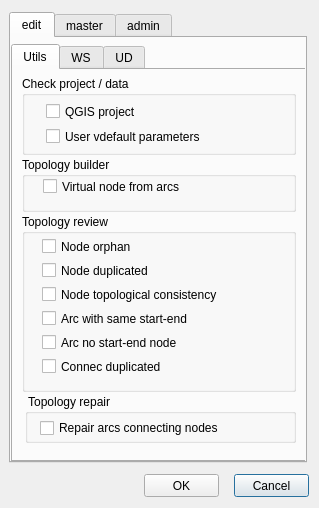
Old version of the form ui/toolbox.ui in the repository Giswater/giswater_qgis_plugin.
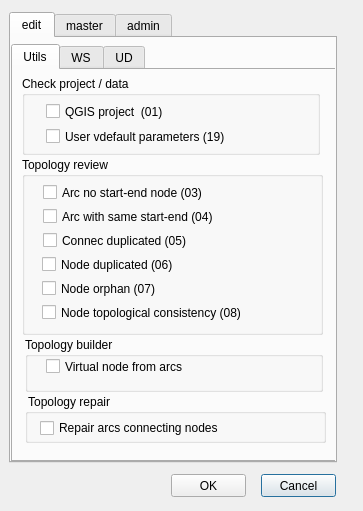
New version of the form. The open tabs and pages were chosen to show the change.

Commit message: Update toolbox form

What changed in the file:
```diff
--- a/ui/toolbox.ui
+++ b/ui/toolbox.ui
@@ -6,8 +6,8 @@
    <rect>
     <x>0</x>
     <y>0</y>
-    <width>319</width>
-    <height>508</height>
+    <width>363</width>
+    <height>511</height>
    </rect>
   </property>
   <property name="windowTitle">
@@ -18,7 +18,7 @@
     <rect>
      <x>9</x>
      <y>12</y>
-     <width>298</width>
+     <width>328</width>
      <height>451</height>
     </rect>
    </property>
@@ -34,7 +34,7 @@
       <rect>
        <x>0</x>
        <y>6</y>
-       <width>298</width>
+       <width>325</width>
        <height>418</height>
       </rect>
      </property>
@@ -45,38 +45,12 @@
       <attribute name="title">
        <string>Utils</string>
       </attribute>
-      <widget class="QGroupBox" name="groupBox_7">
-       <property name="geometry">
-        <rect>
-         <x>9</x>
-         <y>87</y>
-         <width>274</width>
-         <height>55</height>
-        </rect>
-       </property>
-       <property name="title">
-        <string>Topology builder</string>
-       </property>
-       <widget class="QCheckBox" name="check_create_nodes_from_arcs">
-        <property name="geometry">
-         <rect>
-          <x>21</x>
-          <y>21</y>
-          <width>205</width>
-          <height>17</height>
-         </rect>
-        </property>
-        <property name="text">
-         <string>Virtual node from arcs</string>
-        </property>
-       </widget>
-      </widget>
       <widget class="QGroupBox" name="groupBox_5">
        <property name="geometry">
         <rect>
          <x>9</x>
-         <y>144</y>
-         <width>274</width>
+         <y>87</y>
+         <width>301</width>
          <height>178</height>
         </rect>
        </property>
@@ -87,78 +61,78 @@
         <property name="geometry">
          <rect>
           <x>20</x>
-          <y>48</y>
+          <y>99</y>
           <width>183</width>
           <height>17</height>
          </rect>
         </property>
         <property name="text">
-         <string>Node duplicated</string>
-        </property>
-       </widget>
-       <widget class="QCheckBox" name="check_arc_same_start_end">
-        <property name="geometry">
-         <rect>
-          <x>20</x>
-          <y>96</y>
-          <width>211</width>
-          <height>17</height>
-         </rect>
-        </property>
-        <property name="text">
-         <string>Arc with same start-end</string>
+         <string>Node duplicated (06)</string>
         </property>
        </widget>
        <widget class="QCheckBox" name="check_node_orphan">
         <property name="geometry">
          <rect>
           <x>20</x>
-          <y>24</y>
+          <y>123</y>
           <width>211</width>
           <height>17</height>
          </rect>
         </property>
         <property name="text">
-         <string>Node orphan</string>
+         <string>Node orphan (07)</string>
         </property>
        </widget>
        <widget class="QCheckBox" name="check_arcs_without_nodes_start_end">
         <property name="geometry">
          <rect>
           <x>20</x>
-          <y>120</y>
-          <width>171</width>
+          <y>147</y>
+          <width>229</width>
           <height>17</height>
          </rect>
         </property>
         <property name="text">
-         <string>Arc no start-end node</string>
+         <string>Node topological consistency (08)</string>
         </property>
        </widget>
        <widget class="QCheckBox" name="check_connec_duplicated">
         <property name="geometry">
          <rect>
-          <x>20</x>
-          <y>144</y>
+          <x>21</x>
+          <y>75</y>
           <width>177</width>
           <height>17</height>
          </rect>
         </property>
         <property name="text">
-         <string>Connec duplicated</string>
+         <string>Connec duplicated (05)</string>
         </property>
        </widget>
        <widget class="QCheckBox" name="check_topology_coherence">
         <property name="geometry">
          <rect>
-          <x>20</x>
-          <y>72</y>
+          <x>21</x>
+          <y>27</y>
+          <width>202</width>
+          <height>17</height>
+         </rect>
+        </property>
+        <property name="text">
+         <string>Arc no start-end node (03)</string>
+        </property>
+       </widget>
+       <widget class="QCheckBox" name="check_arc_same_start_end">
+        <property name="geometry">
+         <rect>
+          <x>21</x>
+          <y>51</y>
           <width>211</width>
           <height>17</height>
          </rect>
         </property>
         <property name="text">
-         <string>Node topological consistency</string>
+         <string>Arc with same start-end (04)</string>
         </property>
        </widget>
       </widget>
@@ -167,7 +141,7 @@
         <rect>
          <x>12</x>
          <y>324</y>
-         <width>271</width>
+         <width>301</width>
          <height>49</height>
         </rect>
        </property>
@@ -193,7 +167,7 @@
         <rect>
          <x>9</x>
          <y>6</y>
-         <width>274</width>
+         <width>298</width>
          <height>79</height>
         </rect>
        </property>
@@ -210,7 +184,7 @@
          </rect>
         </property>
         <property name="text">
-         <string>User vdefault parameters</string>
+         <string>User vdefault parameters (19)</string>
         </property>
        </widget>
        <widget class="QCheckBox" name="check_create_nodes_from_arcs_2">
@@ -223,7 +197,33 @@
          </rect>
         </property>
         <property name="text">
-         <string>QGIS project</string>
+         <string>QGIS project  (01)</string>
+        </property>
+       </widget>
+      </widget>
+      <widget class="QGroupBox" name="groupBox_7">
+       <property name="geometry">
+        <rect>
+         <x>12</x>
+         <y>267</y>
+         <width>298</width>
+         <height>55</height>
+        </rect>
+       </property>
+       <property name="title">
+        <string>Topology builder</string>
+       </property>
+       <widget class="QCheckBox" name="check_create_nodes_from_arcs">
+        <property name="geometry">
+         <rect>
+          <x>21</x>
+          <y>21</y>
+          <width>205</width>
+          <height>17</height>
+         </rect>
+        </property>
+        <property name="text">
+         <string>Virtual node from arcs </string>
         </property>
        </widget>
       </widget>
@@ -527,7 +527,7 @@
   <widget class="QPushButton" name="btn_cancel">
    <property name="geometry">
     <rect>
-     <x>234</x>
+     <x>261</x>
      <y>474</y>
      <width>75</width>
      <height>23</height>
@@ -540,7 +540,7 @@
   <widget class="QPushButton" name="btn_accept">
    <property name="geometry">
     <rect>
-     <x>144</x>
+     <x>171</x>
      <y>474</y>
      <width>75</width>
      <height>23</height>
```
Left out of the diff: 64 changed lines with no effect on the pictures.
